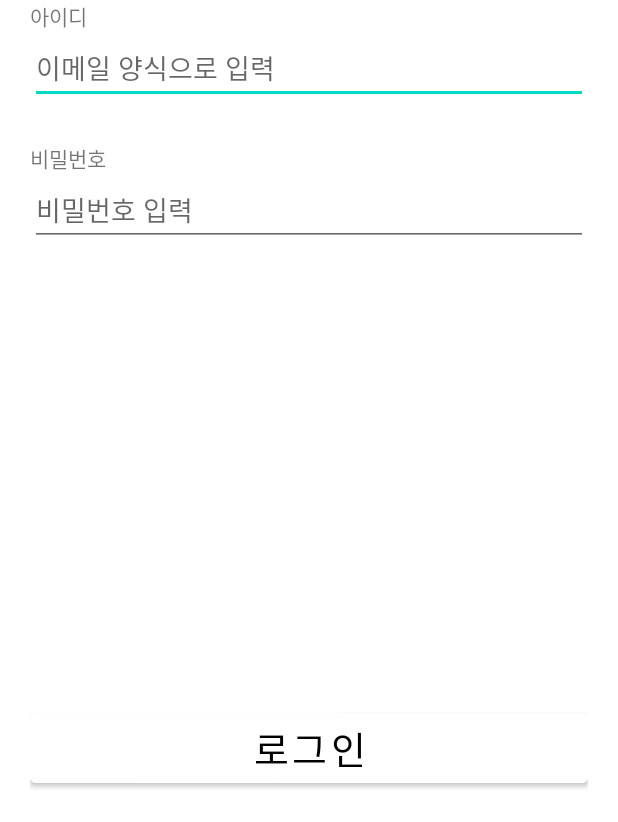
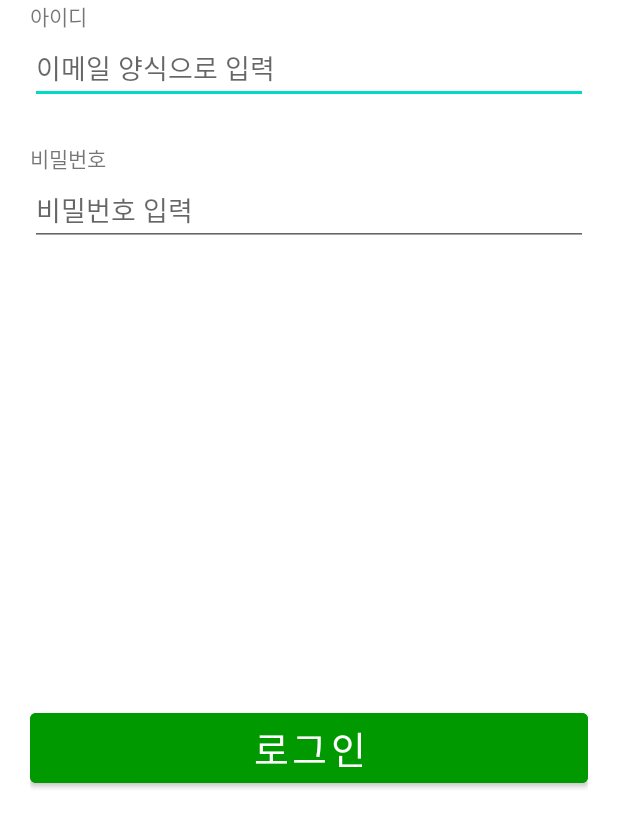
Before and after one commit to userLucid/Login_Logic_Following_Lucid, an Android app: the screen it shows after launch (MainActivity), on a phone screen of 412 x 824 dp, the part 414-1236 px from its top. Run offline under Robolectric (Android 15) with nearby library versions, the phone set to English and light mode, and no system bars.

Commit message:
if문 처리하는거에서 막힘

```diff
--- a/app/src/main/java/com/example/login_logic_following_lucid/MainActivity.kt
+++ b/app/src/main/java/com/example/login_logic_following_lucid/MainActivity.kt
@@ -2,10 +2,52 @@ package com.example.login_logic_following_lucid
 
 import androidx.appcompat.app.AppCompatActivity
 import android.os.Bundle
+import android.util.Log
+import android.widget.Toast
+import kotlinx.android.synthetic.main.activity_main.*
 
 class MainActivity : AppCompatActivity() {
     override fun onCreate(savedInstanceState: Bundle?) {
         super.onCreate(savedInstanceState)
         setContentView(R.layout.activity_main)
+
+        contentID.setOnClickListener {
+            Log.d("메인화면로그", "아이디 입력 시도")
+
+
+        }
+
+
+
+        contentPW.setOnClickListener {
+            Log.d("메인화면로그","비밀번호 입력 시도")
+
+
+        }
+
+
+
+
+        clickBtn.setOnClickListener {
+            Log.d("메인화면로그","로그인 버튼 눌림")
+
+            val inputID = contentID.toString()
+
+            val inputPW = contentPW.toString()
+
+            if (inputID  == "admin@test.com" && inputPW == "qwer") {
+
+                Log.d("관리자 로그인","로그인 성공")
+
+                Toast.makeText(this, "관리자 로그인", Toast.LENGTH_SHORT).show()
+            }
+
+
+        }
+
+
+
+
+
     }
 }
--- a/app/src/main/res/layout/activity_main.xml
+++ b/app/src/main/res/layout/activity_main.xml
@@ -21,7 +21,10 @@
         android:layout_height="wrap_content"
         android:text="아이디"/>
 
+
+
     <EditText
+        android:id="@+id/contentID"
         android:layout_width="match_parent"
         android:layout_height="wrap_content"
         android:hint="이메일 양식으로 입력"
@@ -37,6 +40,7 @@
 
 
     <EditText
+        android:id="@+id/contentPW"
         android:layout_width="match_parent"
         android:layout_height="wrap_content"
         android:hint="비밀번호 입력"
@@ -51,12 +55,12 @@
 
 
     <Button
+        android:id="@+id/clickBtn"
         android:layout_width="match_parent"
         android:layout_height="wrap_content"
         android:text="로그인"
-        android:textColor="#000000"
         android:textSize="25sp"
-        android:backgroundTint="#FFFFFF"/>
+        android:backgroundTint="#009900"/>
 
 
 
```
